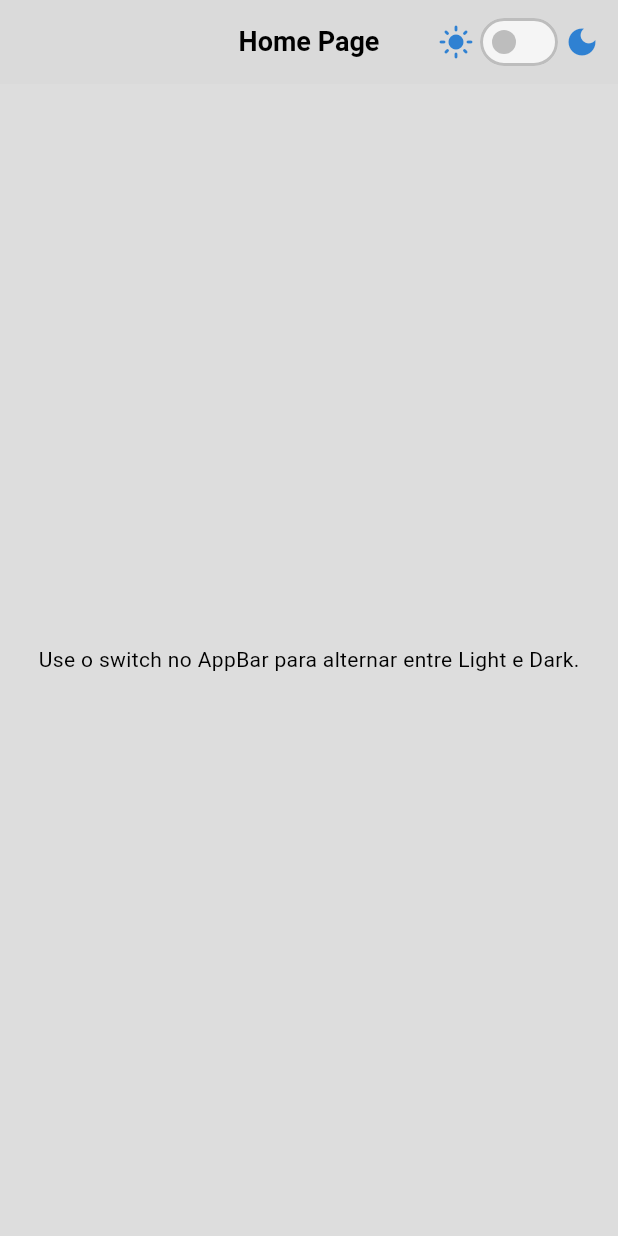
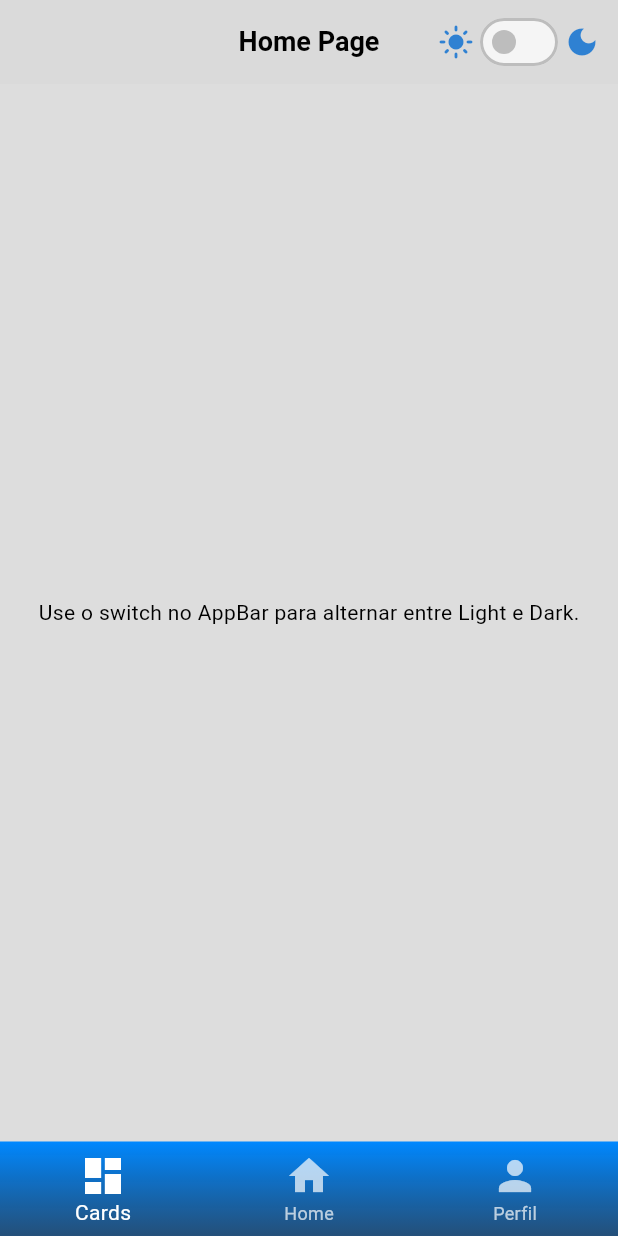
Before and after one commit to Code-Nine-FTC/MobileInterface-2025.2, a Flutter app: the screen it shows after launch, on a phone screen of 412 x 824 dp. Run offline on Flutter 3.47's test engine with Material 3 defaults, Android fonts, the phone set to English and light mode, and no system bars.

```diff
--- /dev/null
+++ b/mobileinterface/lib/presentation/components/navBar.dart
@@ -0,0 +1,53 @@
+import 'package:flutter/material.dart';
+import '../../core/theme/app_colors.dart';
+
+class CustomNavbar extends StatelessWidget {
+  final int currentIndex;
+  final Function(int) onTap;
+
+  const CustomNavbar({
+    super.key,
+    required this.currentIndex,
+    required this.onTap,
+  });
+
+  @override
+  Widget build(BuildContext context) {
+    return Container(
+      decoration: const BoxDecoration(
+        gradient: LinearGradient(
+          colors: [
+            AppColors.secondaryLight, // azul escuro embaixo
+            AppColors.infoLight,      // azul claro em cima
+          ],
+          begin: Alignment.bottomCenter,
+          end: Alignment.topCenter,
+        ),
+      ),
+      child: BottomNavigationBar(
+        backgroundColor: Colors.transparent,
+        selectedItemColor: Colors.white,
+        unselectedItemColor: Colors.white70,
+        currentIndex: currentIndex,
+        onTap: onTap,
+        iconSize: 32,
+        items: const [
+          BottomNavigationBarItem(
+            icon: Icon(Icons.dashboard),
+            label: 'Cards',
+          ),
+          BottomNavigationBarItem(
+            icon: Icon(Icons.home),
+            label: 'Home',
+          ),
+          BottomNavigationBarItem(
+            icon: Icon(Icons.person),
+            label: 'Perfil',
+          ),
+        ],
+        elevation: 0,
+        type: BottomNavigationBarType.fixed,
+      ),
+    );
+  }
+}
--- a/mobileinterface/lib/presentation/pages/home.dart
+++ b/mobileinterface/lib/presentation/pages/home.dart
@@ -1,8 +1,23 @@
 import 'package:flutter/material.dart';
 import '../../../main.dart';
+import '../components/navBar.dart'; // adicione este import
 
-class HomePage extends StatelessWidget {
+class HomePage extends StatefulWidget { // troque para StatefulWidget
   const HomePage({super.key});
+
+  @override
+  State<HomePage> createState() => _HomePageState();
+}
+
+class _HomePageState extends State<HomePage> {
+  int _selectedIndex = 0;
+
+  void _onNavTap(int index) {
+    setState(() {
+      _selectedIndex = index;
+    });
+    // Aqui você pode trocar o conteúdo do body conforme o index
+  }
 
   @override
   Widget build(BuildContext context) {
@@ -21,7 +36,7 @@ class HomePage extends StatelessWidget {
                 },
               ),
               Icon(Icons.dark_mode, color: Theme.of(context).colorScheme.primary),
-              const SizedBox(width: 12), // espaçamento final
+              const SizedBox(width: 12),
             ],
           ),
         ],
@@ -29,6 +44,10 @@ class HomePage extends StatelessWidget {
       body: const Center(
         child: Text("Use o switch no AppBar para alternar entre Light e Dark."),
       ),
+      bottomNavigationBar: CustomNavbar(
+        currentIndex: _selectedIndex,
+        onTap: _onNavTap,
+      ),
     );
   }
 }
```
